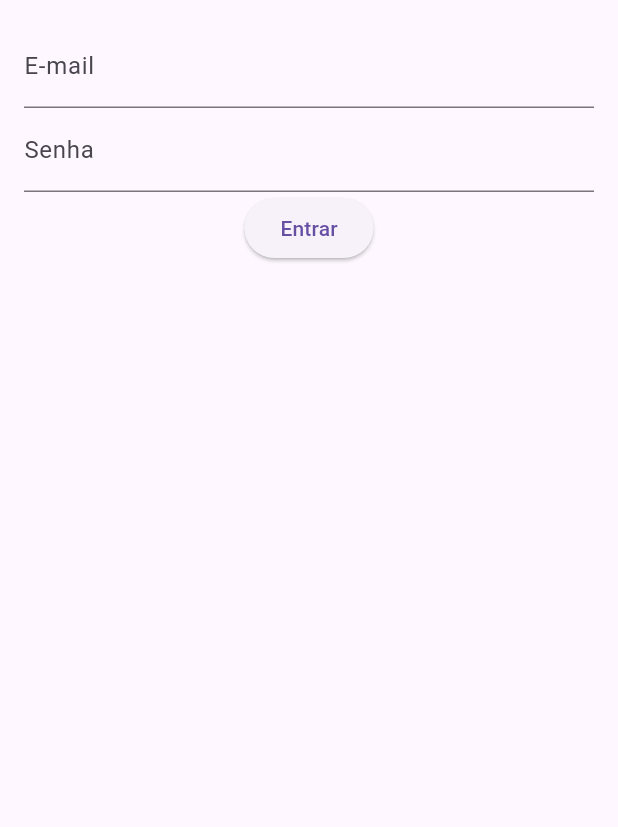
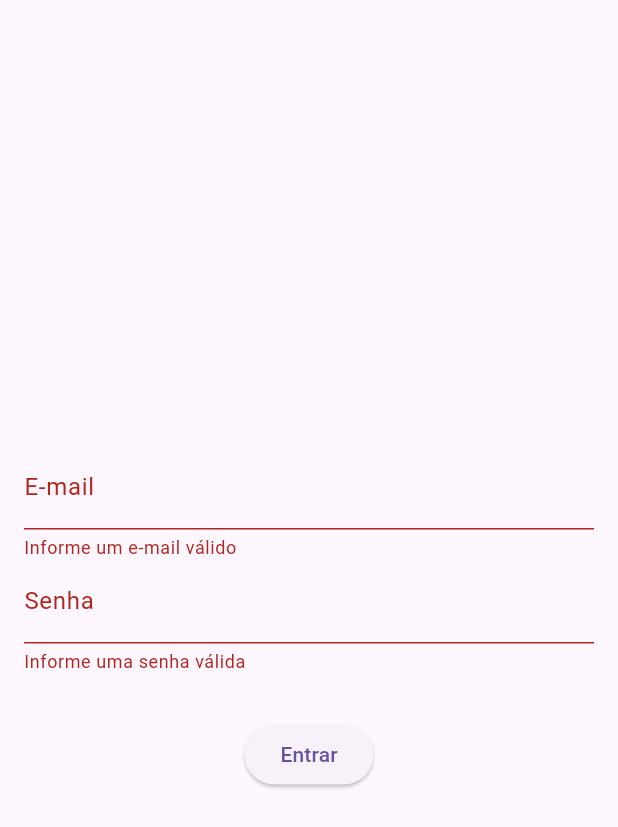
Before and after one commit to Gabriel-erk/bookmenowflutter, a Flutter app: the screen it shows after launch, after a tap on "Entrar", on a phone screen of 412 x 824 dp. Shown: the top 827 px of the screen. Run offline on Flutter 3.47's test engine with Material 3 defaults, Android fonts, the phone set to English and light mode, and no system bars.

Commit message:
tela serviços

```diff
--- a/lib/main.dart
+++ b/lib/main.dart
@@ -1,5 +1,6 @@
 import 'package:bookmenowflutter/controller/autenticacao_controller.dart';
 import 'package:bookmenowflutter/view/tela_login.dart';
+import 'package:bookmenowflutter/view/tela_servico.dart';
 import 'package:flutter/material.dart';
 import 'package:provider/provider.dart';
 
@@ -8,8 +9,10 @@
     // chamando o provider que vai controlar a modificação de estado do nosso app
     MultiProvider(
       // controlador que vai faze a modificação de estado do nosso app
-      providers: [ ChangeNotifierProvider(create: (_) => AutenticacaoController())],
-      child: MainApp(),
+      providers: [
+        ChangeNotifierProvider(create: (_) => AutenticacaoController())
+      ],
+      child: const MainApp(),
     ),
   );
 }
--- a/lib/view/tela_login.dart
+++ b/lib/view/tela_login.dart
@@ -1,4 +1,5 @@
 import 'package:bookmenowflutter/controller/autenticacao_controller.dart';
+import 'package:bookmenowflutter/view/tela_servico.dart';
 import 'package:flutter/material.dart';
 import 'package:provider/provider.dart';
 
@@ -13,6 +14,8 @@
   // váriaveis que terão os valores que serão passados para os campos do formulário
   final TextEditingController _emailController = TextEditingController();
   final TextEditingController _senhaController = TextEditingController();
+  // váriavel responsável por controlar o formulário (irá ficar olhando para ver o formulário quando o usuário digitar algo)
+  final GlobalKey<FormState> _chaveFormulario = GlobalKey<FormState>();
 
   @override
   Widget build(BuildContext context) {
@@ -22,8 +25,10 @@
         padding: const EdgeInsets.all(16.0),
         // formulário
         child: Form(
+          key: _chaveFormulario,
           // column me permite organizar os widgets em colunas, e vários por conta do children
           child: Column(
+            mainAxisAlignment: MainAxisAlignment.center,
             children: [
               // todo textFormField tem um controller
               TextFormField(
@@ -33,24 +38,46 @@
                   labelText: 'E-mail',
                 ),
                 keyboardType: TextInputType.emailAddress,
+                // validação do campo com função anônima, onde (valor! nunca será nullo, uso ! para dizer isso), se valor!.isEmpty (ou seja, se a váriavel valor for nulla) mostra o texto "informe um e-mail valido" se não, retorna nullo, ou seja, não mostra msg nenhuma
+                validator: (valor) =>
+                    valor!.isEmpty ? "Informe um e-mail válido" : null,
               ),
               TextFormField(
                 controller: _senhaController,
                 decoration: const InputDecoration(labelText: 'Senha'),
                 obscureText: true, // esconde a senha
+                validator: (valor) =>
+                    valor!.isEmpty ? "Informe uma senha válida" : null,
+              ),
+              const SizedBox(
+                height: 30,
               ),
               // se estiver carregando chama circularprogress (mostra um circulo enquanto carrega), se não chama o botão
               autenticacaoController.carregando
-                  ? CircularProgressIndicator()
+                  ? const LinearProgressIndicator()
                   : ElevatedButton(
                       onPressed: () async {
-                        bool sucesso = await autenticacaoController.acessar(
-                            _emailController.text, _senhaController.text);
+                        //currentState!.validate() vai olhar todos os meus campos com validação e se todos estiverem válidos, ele não vai fazer nada, se algum campo não estiver válido , ele vai mostrar a msg de erro presente no validator de cada textFormField (chamando eles no onPressed pois não quero que consulte minha API para verificar se possue um registro com e-mail e senha vazios, q não é possivel, então se estiver assim nem olha minha api)
+                        if (_chaveFormulario.currentState!.validate()) {
+                          bool sucesso = await autenticacaoController.acessar(
+                              _emailController.text, _senhaController.text);
 
-                        if (sucesso) {
-                          print("conectado");
-                        } else {
-                          print("erro no e-mail ou senha");
+                          if (sucesso) {
+                            // push chama uma nova tela (pop volta)
+                            // context é o contexto da minha tela, é a tela que estou agora (telaLogin), context é o context de 'buildCOntext' no parametro widget build lá no topo do código
+                            Navigator.pushReplacement(
+                              context,
+                              MaterialPageRoute(
+                                  builder: (context) => const TelaServico()),
+                            );
+                          } else {
+                            // se não der para logar (caso digite um e-mail e senha que não existam), aparece uma mini barra (tipo um alert) dizendo que "erro ao fazer o login"
+                            ScaffoldMessenger.of(context).showSnackBar(
+                              const SnackBar(
+                                content: Text("E-mail ou senha inválido"),
+                              ),
+                            );
+                          }
                         }
                       },
                       child: const Text("Entrar"),
--- /dev/null
+++ b/lib/view/tela_servico.dart
@@ -0,0 +1,20 @@
+import 'package:flutter/material.dart';
+
+class TelaServico extends StatefulWidget {
+  const TelaServico({super.key});
+
+  @override
+  State<TelaServico> createState() => _TelaServicoEstado();
+}
+
+class _TelaServicoEstado extends State<TelaServico> {
+  @override
+  Widget build(BuildContext context) {
+    return Scaffold(
+      appBar: AppBar(
+        title: const Text("Serviços"),
+      ),
+      body: const Center(child: Text("Bem vindo a tela de serviçõs"),),
+    );
+  }
+}
```
